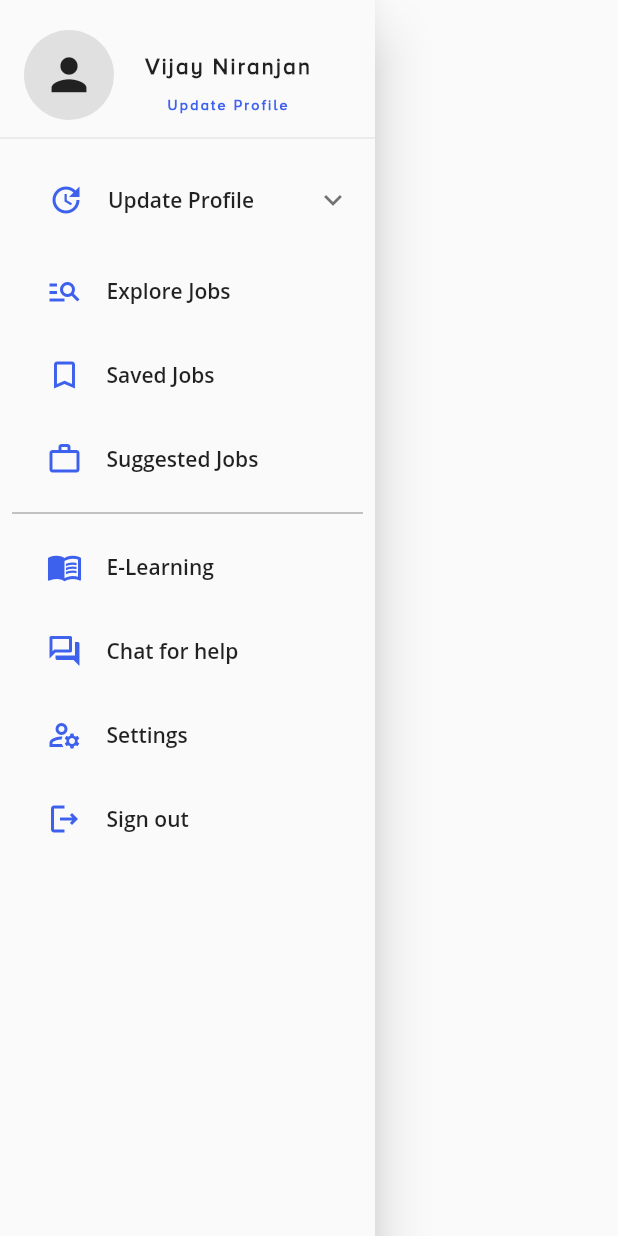
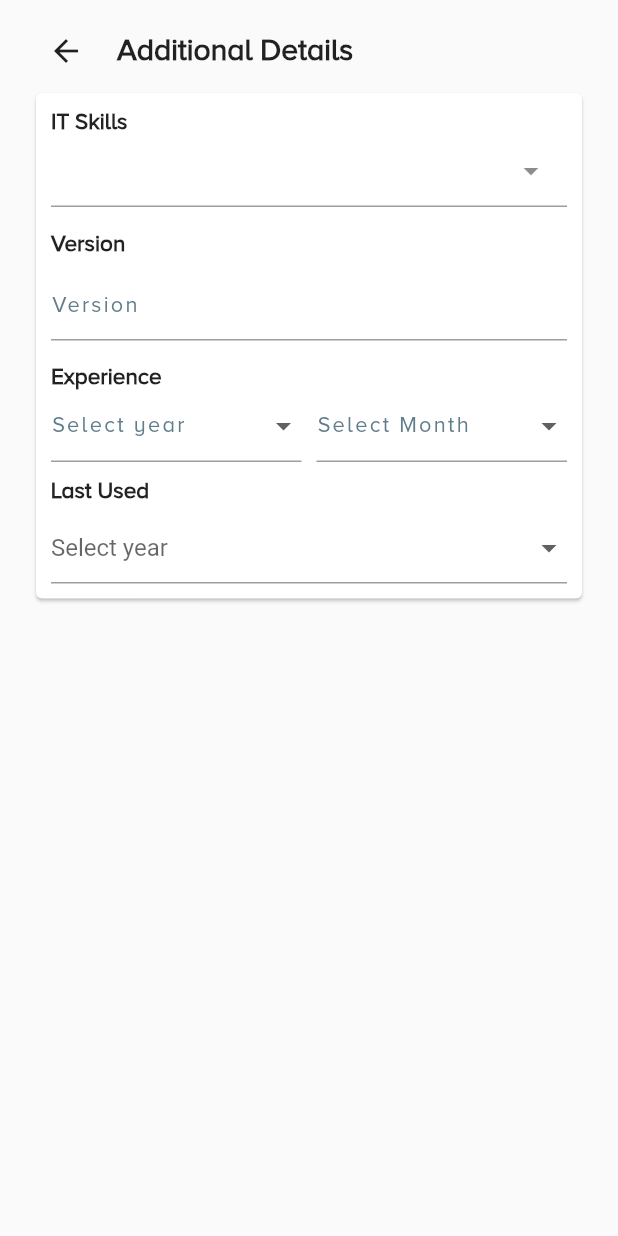
Before and after one commit to zaid-bashir/jobportalapp1, a Flutter app: the SideMenu widget shown alone on an empty page, opened directly, after a tap on "Sign out", on a phone screen of 412 x 824 dp. Run offline on Flutter 3.47's test engine with Material 2 defaults, Android fonts, the light colour scheme and no system bars; drawn by our look-alikes of dropdown_search; our stand-ins replace animate_do, date_field, dotted_border, file_picker, fl_chart, font_awesome_flutter and 4 more; missing offline and left inert: flutter_verification_code.

Commit message:
feat:  Created Additional details page

```diff
--- a/lib/Views/Candidate/sidebar.dart
+++ b/lib/Views/Candidate/sidebar.dart
@@ -5,6 +5,7 @@ import 'package:job_portal/Views/Candidate/jobsaved.dart';
 import 'package:job_portal/Views/Candidate/settings.dart';
 import 'package:job_portal/Views/Candidate/jobsuggested.dart';
 import 'package:job_portal/Views/Home/constants/constants.dart';
+import 'package:job_portal/Views/SignIn/it_skills.dart';
 import 'package:job_portal/Views/SignIn/personaldetails.dart';
 
 
@@ -270,7 +271,9 @@ class _SideMenuState extends State<SideMenu> {
                 child: DrawerListTile(
                   title: "Sign out",
                   svgSrc: Icons.logout_outlined,
-                  press: () {},
+                  press: () {
+                    Navigator.push(context, MaterialPageRoute(builder: (context)=>ItSkills()));
+                  },
                 ),
               ),
             ),
--- a/lib/Views/Home/splashscreen.dart
+++ b/lib/Views/Home/splashscreen.dart
@@ -1,9 +1,3 @@
-
-// import 'package:flutter/material.dart';
-// import 'package:job_portal/Views/Home/screens/landingpage.dart';
-
-
-
 import 'package:flutter/material.dart';
 import 'package:job_portal/Views/Home/screens/landingpage.dart';
 
--- /dev/null
+++ b/lib/Views/SignIn/it_skills.dart
@@ -0,0 +1,236 @@
+import 'package:flutter/material.dart';
+import 'package:dropdown_search/dropdown_search.dart';
+import 'package:date_field/date_field.dart';
+import 'package:getwidget/components/radio/gf_radio.dart';
+
+class ItSkills extends StatefulWidget {
+  const ItSkills({Key key}) : super(key: key);
+
+  @override
+  _ItSkillsState createState() => _ItSkillsState();
+}
+
+class _ItSkillsState extends State<ItSkills> {
+
+  String mySelection;
+  String mySelection1;
+  String mySelection2;
+
+
+  List<String> lists = ["2015", "2016", "2017", "2018","2019","2020"];
+  List<String> lists1 = ["2015", "2016", "2017", "2018","2019","2020"];
+  List<String> lists2 = ["1", "2", "3","4","5","6","7","8","9","10","11","12"];
+  List list = [
+    "Web Development",
+    "Mobile App Development",
+    "Full Stack Developer",
+    "Back-end Developer"
+  ];
+
+  @override
+  Widget build(BuildContext context) {
+    return SafeArea(
+        child: Scaffold(
+      body: SingleChildScrollView(
+        child: Padding(
+          padding:
+              const EdgeInsets.only(left: 20, right: 20, bottom: 10, top: 10),
+          child: Column(
+            crossAxisAlignment: CrossAxisAlignment.start,
+            children: [
+              Row(
+                children: [
+                  IconButton(
+                      onPressed: () {
+                        Navigator.pop(context);
+                      },
+                      icon: const Icon(Icons.arrow_back)),
+                  const SizedBox(
+                    width: 10,
+                  ),
+                  const Text(
+                    "Additional Details",
+                    style: TextStyle(
+                        fontSize: 20,
+                        fontWeight: FontWeight.bold,
+                        fontFamily: "ProximaNova"),
+                  ),
+                ],
+              ),
+              Card(
+                child: Padding(
+                  padding: const EdgeInsets.only(
+                    top: 10,
+                    bottom: 10,
+                    left: 10,
+                    right: 10,
+                  ),
+                  child: Column(
+                    crossAxisAlignment: CrossAxisAlignment.start,
+                    children: [
+                      Text('IT Skills',
+                          style: TextStyle(
+                              fontSize: 15,
+                              fontWeight: FontWeight.bold,
+                              fontFamily: "ProximaNova")),
+                      DropdownSearch<String>(
+                        dropdownSearchDecoration: const InputDecoration(
+                          border: UnderlineInputBorder(
+                            borderSide: BorderSide(
+                              color: Colors.grey,
+                            ),
+                          ),
+                        ),
+                        mode: Mode.DIALOG,
+                        showSelectedItems: true,
+                        showSearchBox: true,
+                        items: const [
+                          "Web Development",
+                          "Mobile App Development",
+                          "Full Stack Developer",
+                          "Back-end Developer"],
+                        // popupItemDisabled: (String s) => s.startsWith('I'),
+                        onChanged: print,
+                        hint: "Select Skill",
+                      ),
+                      const SizedBox(
+                        height: 15,
+                      ),
+                      const Text('Version',
+                          style: TextStyle(
+                              fontSize: 15,
+                              fontWeight: FontWeight.bold,
+                              fontFamily: "ProximaNova")),
+                      const SizedBox(
+                        height: 8,
+                      ),
+                      TextField(
+                        decoration: InputDecoration(
+                          hintText: "Version",
+                          hintStyle: TextStyle(
+                            color: Colors.blueGrey,
+                            fontFamily: "ProximaNova",
+                            fontWeight: FontWeight.w500,
+                            letterSpacing: 1.5,
+                            fontSize: 14.5,
+                          ),
+                        ),
+                      ),
+                      const SizedBox(
+                        height: 15,
+                      ),
+                      Text('Experience',
+                          style: TextStyle(
+                              fontSize: 15,
+                              fontWeight: FontWeight.bold,
+                              fontFamily: "ProximaNova")),
+                      Row(
+                        children:  [
+                          Expanded(
+                            child:    DropdownButtonFormField(
+                              // disabledHint: ,
+                                decoration:const InputDecoration(
+                                    border: UnderlineInputBorder(
+
+                                    )
+                                ),
+                                hint: Text("Select year",     style: TextStyle(
+                                  color: Colors.blueGrey,
+                                  fontFamily: "ProximaNova",
+                                  fontWeight: FontWeight.w500,
+                                  letterSpacing: 1.5,
+                                  fontSize: 14.5,
+                                ),),
+                                value: mySelection1,
+                                onChanged: (String Value) {
+                                  setState(() {
+                                    mySelection1 = Value;
+                                  });
+                                },
+                                items: lists1.map((listsC)=> DropdownMenuItem(
+                                  child: Text(listsC),
+                                  value: listsC,)).toList()
+
+
+
+                            ),
+                          ),
+                          SizedBox(
+                            width: 10,
+                          ),
+                          Expanded(
+                            child:    DropdownButtonFormField(
+                              // disabledHint: ,
+                                decoration:const InputDecoration(
+                                    border: UnderlineInputBorder(
+                                    )
+                                ),
+                                hint: Text("Select Month",     style: TextStyle(
+                                  color: Colors.blueGrey,
+                                  fontFamily: "ProximaNova",
+                                  fontWeight: FontWeight.w500,
+                                  letterSpacing: 1.5,
+                                  fontSize: 14.5,
+                                ),),
+                                value: mySelection2,
+                                onChanged: (String Value) {
+                                  setState(() {
+                                    mySelection2 = Value;
+                                  });
+                                },
+                                items: lists2.map((listsC)=> DropdownMenuItem(
+                                  child: Text(listsC),
+                                  value: listsC,)).toList()
+
+
+
+                            ),
+                          ),
+                        ],
+                      ),
+
+                      const SizedBox(
+                        height: 10,
+                      ),
+                      const Text('Last Used',
+                          style: TextStyle(
+                              fontSize: 15,
+                              fontWeight: FontWeight.bold,
+                              fontFamily: "ProximaNova")),
+                      const SizedBox(
+                        height: 5,
+                      ),
+                      DropdownButtonFormField(
+                        // disabledHint: ,
+                        decoration:const InputDecoration(
+                          border: UnderlineInputBorder(
+
+                          )
+                        ),
+                        hint: Text("Select year"),
+                        value: mySelection,
+                        onChanged: (String Value) {
+                          setState(() {
+                            mySelection = Value;
+                          });
+                        },
+                        items: lists.map((listsC)=> DropdownMenuItem(
+                            child: Text(listsC),
+                        value: listsC,)).toList()
+
+
+
+                      ),
+
+
+                    ],
+                  ),
+                ),
+              ),
+            ],
+          ),
+        ),
+      ),
+    ));
+  }
+}
```
